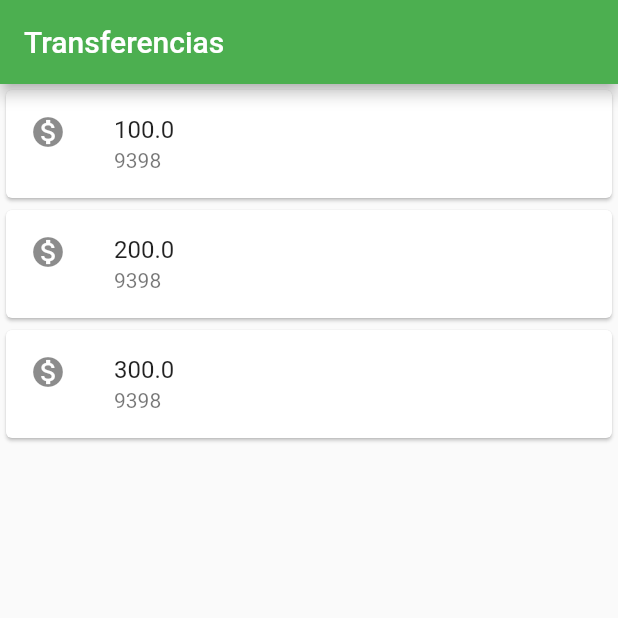
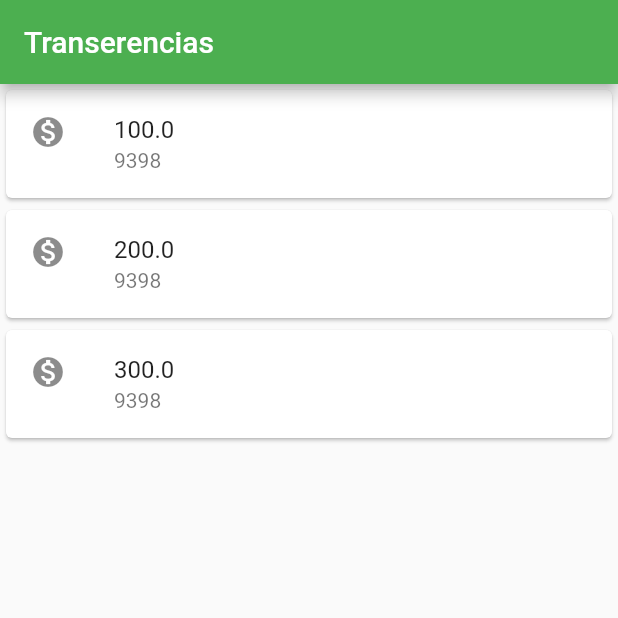
Before and after one commit to vitorfuji/flutter, a Flutter app: the screen it shows after launch, on a phone screen of 412 x 824 dp, the top half of it. Run offline on Flutter 3.47's test engine with Material 2 defaults, Android fonts, the phone set to English and light mode, and no system bars.

Commit message:
alterando transferencia

```diff
--- a/Flutter Projetos/bytebank/lib/main.dart
+++ b/Flutter Projetos/bytebank/lib/main.dart
@@ -122,7 +122,7 @@ class ListaTransferencias extends StatelessWidget {
   Widget build(BuildContext context) {
     return Scaffold(
       appBar: AppBar(
-        title: Text('Transferencias'),
+        title: Text('Transerencias'),
         backgroundColor: Colors.green,
       ),
       //scaffold nao usa o Child como padrao, mas sim o body
```
